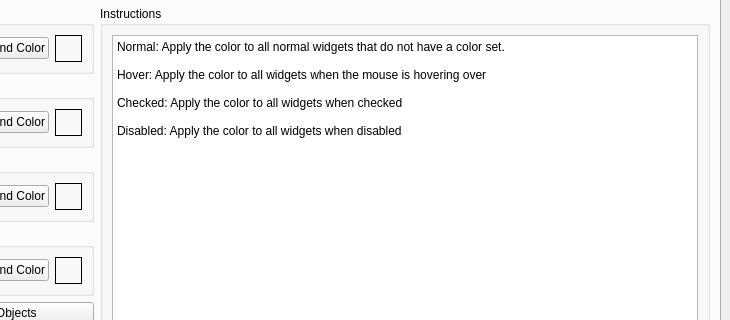
This is flexgui/src/flexqss.ui in jethornton/flexgui as Qt 5 draws it before an edit; both pictures show x 206 to 936 and y 86 to 406 of the 936 by 731 pixel window. The edited form follows.
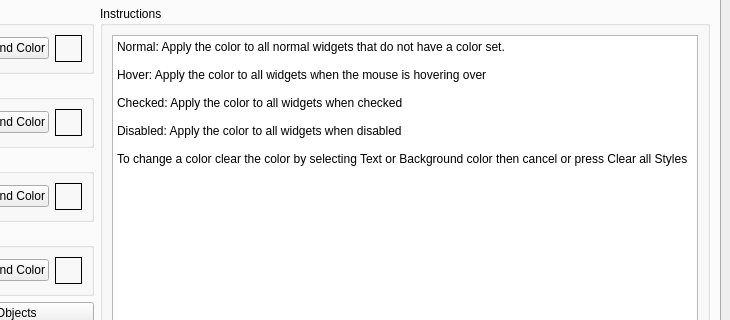
This is the edited form.

The edit to the form file:
```diff
--- a/flexgui/src/flexqss.ui
+++ b/flexgui/src/flexqss.ui
@@ -343,7 +343,9 @@
 
 Checked: Apply the color to all widgets when checked
 
-Disabled: Apply the color to all widgets when disabled</string>
+Disabled: Apply the color to all widgets when disabled
+
+To change a color clear the color by selecting Text or Background color then cancel or press Clear all Styles</string>
              </property>
             </widget>
            </item>
```
